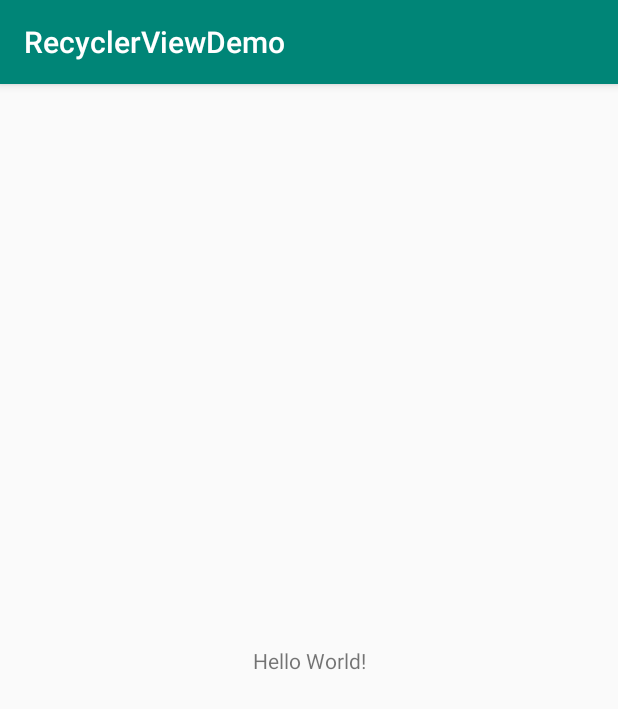
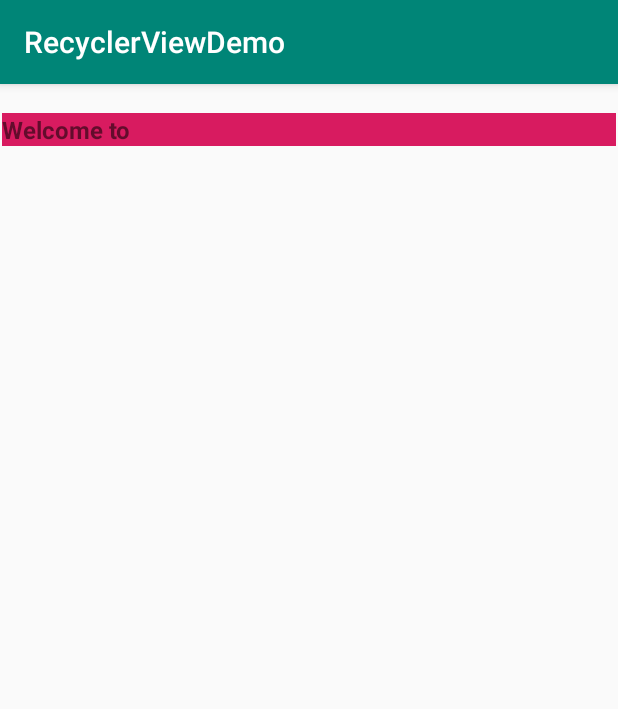
Before and after one commit to RamaniOS/RecyclerViewDemo, an Android app: the screen it shows after launch (MainActivity), on a phone screen of 412 x 824 dp. Shown: the top 709 px of the screen. Run offline under Robolectric (Android 15) with nearby library versions, the phone set to English and light mode, and no system bars.

```diff
--- a/app/build.gradle
+++ b/app/build.gradle
@@ -27,4 +27,6 @@ dependencies {
     androidTestImplementation 'androidx.test.ext:junit:1.1.1'
     androidTestImplementation 'androidx.test.espresso:espresso-core:3.2.0'
     implementation 'com.android.support:recyclerview-v7:29.0.1'
+    implementation 'com.android.support:cardview-v7:29.0.1'
+
 }
--- /dev/null
+++ b/app/src/main/java/com/example/recyclerviewdemo/DemoAdapter.java
@@ -0,0 +1,46 @@
+package com.example.recyclerviewdemo;
+
+import android.view.LayoutInflater;
+import android.view.View;
+import android.view.ViewGroup;
+import android.widget.TextView;
+
+import androidx.annotation.NonNull;
+import androidx.recyclerview.widget.RecyclerView;
+
+import java.util.List;
+
+public class DemoAdapter extends RecyclerView.Adapter<DemoAdapter.DemoViewHolder> {
+
+    private List<String> items;
+
+    public static class DemoViewHolder extends RecyclerView.ViewHolder {
+        public TextView textView;
+        public DemoViewHolder(View itemView) {
+            super(itemView);
+            textView = itemView.findViewById(R.id.text_view);
+        }
+    }
+
+    public DemoAdapter(List<String> items) {
+        this.items = items;
+    }
+
+    @Override
+    public DemoViewHolder onCreateViewHolder(@NonNull ViewGroup parent, int viewType) {
+        View itemView = LayoutInflater.from(parent.getContext()).inflate(R.layout.demo_item, parent, false );
+        return new DemoViewHolder(itemView);
+    }
+
+    @Override
+    public void onBindViewHolder(@NonNull DemoViewHolder holder, int position) {
+        System.out.println("I am called......");
+        System.out.println(position);
+        holder.textView.setText(items.get(position));
+    }
+
+    @Override
+    public int getItemCount() {
+        return items.size();
+    }
+}
--- a/app/src/main/java/com/example/recyclerviewdemo/MainActivity.java
+++ b/app/src/main/java/com/example/recyclerviewdemo/MainActivity.java
@@ -1,14 +1,41 @@
 package com.example.recyclerviewdemo;
 
 import androidx.appcompat.app.AppCompatActivity;
+import androidx.recyclerview.widget.LinearLayoutManager;
+import androidx.recyclerview.widget.RecyclerView;
 
 import android.os.Bundle;
 
+import java.util.ArrayList;
+import java.util.List;
+
 public class MainActivity extends AppCompatActivity {
+
+    private RecyclerView recyclerView;
+    private  DemoAdapter adapter;
+    private String[] items;
 
     @Override
     protected void onCreate(Bundle savedInstanceState) {
         super.onCreate(savedInstanceState);
         setContentView(R.layout.activity_main);
+
+        recyclerView = findViewById(R.id.recycle_view);
+
+        List<String> list = new ArrayList<String>();
+        list.add("Welcome to");
+        list.add("Android!!");
+
+        System.out.println(list);
+
+        System.out.println("List......");
+
+        adapter = new DemoAdapter(list);
+
+        RecyclerView.LayoutManager layoutManager = new LinearLayoutManager(getApplicationContext());
+        recyclerView.setLayoutManager(layoutManager);
+        recyclerView.setHasFixedSize(true);
+        recyclerView.setAdapter(adapter);
+        adapter.notifyDataSetChanged();
     }
 }
--- a/app/src/main/res/layout/activity_main.xml
+++ b/app/src/main/res/layout/activity_main.xml
@@ -6,13 +6,12 @@
     android:layout_height="match_parent"
     tools:context=".MainActivity">
 
-    <TextView
-        android:layout_width="wrap_content"
-        android:layout_height="wrap_content"
-        android:text="Hello World!"
+    <androidx.recyclerview.widget.RecyclerView
+        android:id="@+id/recycle_view"
+        android:layout_width="409dp"
+        android:layout_height="729dp"
         app:layout_constraintBottom_toBottomOf="parent"
-        app:layout_constraintLeft_toLeftOf="parent"
-        app:layout_constraintRight_toRightOf="parent"
+        app:layout_constraintEnd_toEndOf="parent"
+        app:layout_constraintStart_toStartOf="parent"
         app:layout_constraintTop_toTopOf="parent" />
-
 </androidx.constraintlayout.widget.ConstraintLayout>
--- /dev/null
+++ b/app/src/main/res/layout/demo_item.xml
@@ -0,0 +1,14 @@
+<?xml version="1.0" encoding="utf-8"?>
+<RelativeLayout xmlns:android="http://schemas.android.com/apk/res/android"
+    android:layout_width="match_parent" android:layout_height="match_parent">
+
+    <TextView
+        android:id="@+id/text_view"
+        android:layout_width="match_parent"
+        android:layout_height="wrap_content"
+        android:layout_alignParentTop="true"
+        android:textSize="16dp"
+        android:background="@color/colorAccent"
+        android:textStyle="bold" />
+
+</RelativeLayout>
```
